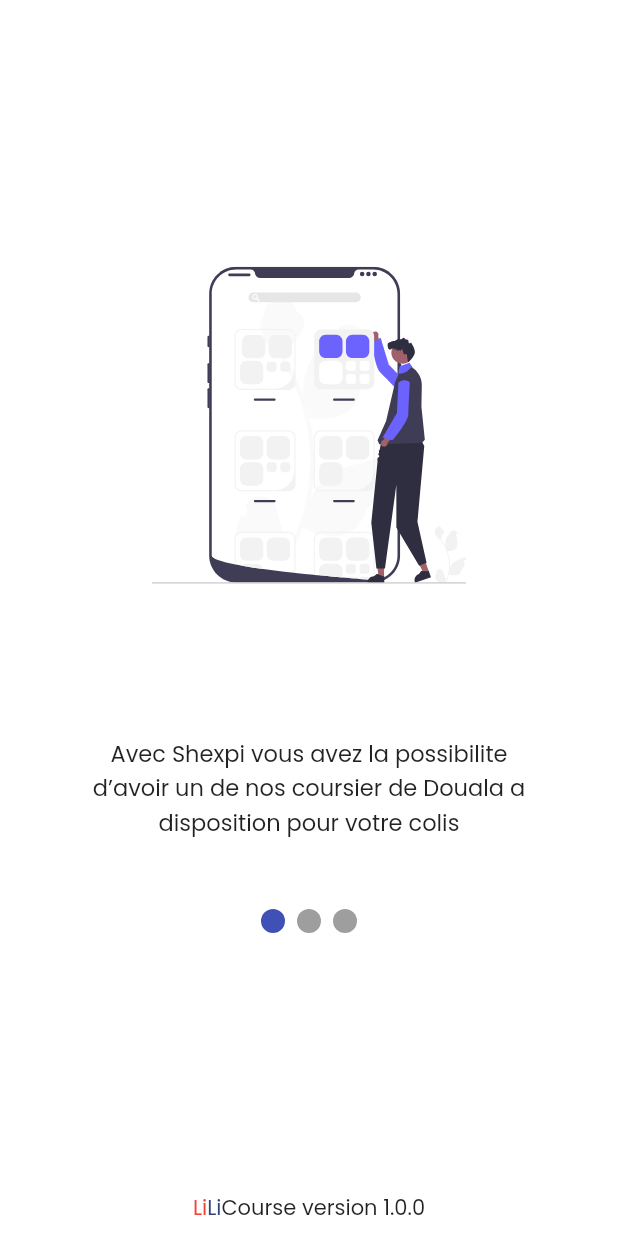
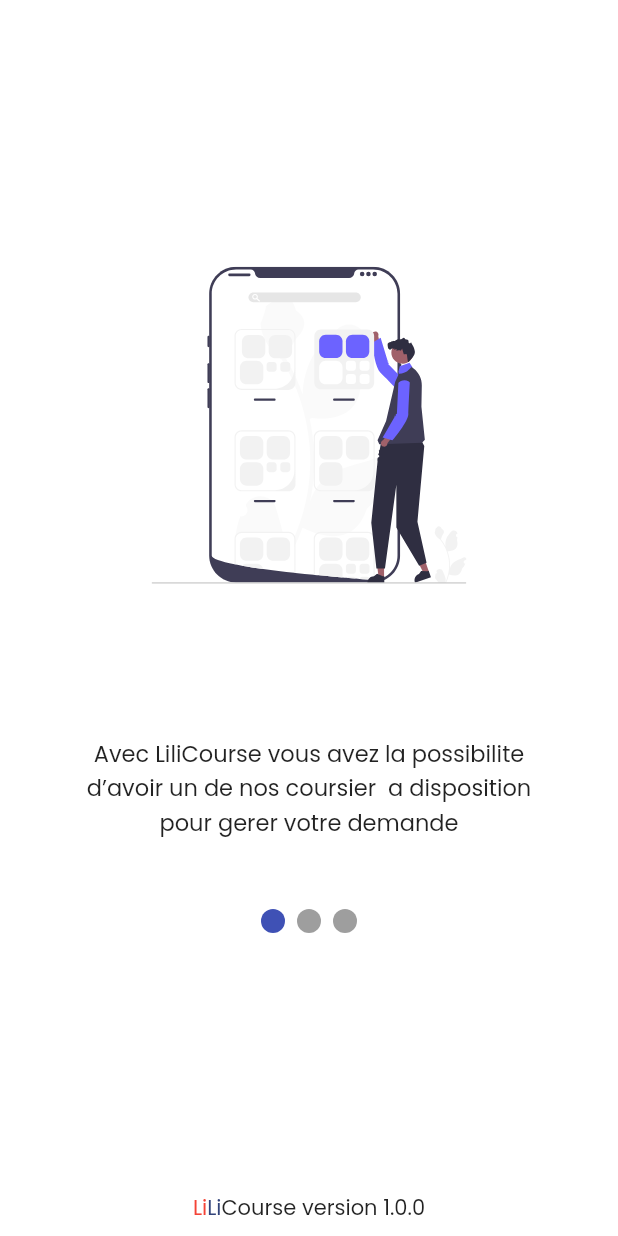
Before and after one commit to TIENTCHEUisrael/liliCourse, a Flutter app: the Navigators screen opened directly, on a phone screen of 412 x 824 dp. Run offline on Flutter 3.47's test engine with Material 2 defaults, Android fonts, the light colour scheme and no system bars; drawn by our look-alikes of smooth_page_indicator; our stand-ins replace carousel_slider, flutter_rating_bar, flutter_svg, fluttertoast, font_awesome_flutter, google_fonts and 5 more; missing offline and left inert: flutter_polyline_points; accounts and stored records are empty; project files that could hold a hidden picture were left out.

Commit message:
Change Splah Screens

```diff
--- a/lib/screens/splashScreen/Page1.dart
+++ b/lib/screens/splashScreen/Page1.dart
@@ -25,7 +25,7 @@
               alignment: const Alignment(1, 0.3),
               width: 300,
               child: Text(
-                'Avec Shexpi vous avez la possibilite d’avoir un de nos coursier de Douala a disposition pour votre colis ',
+                'Avec LiliCourse vous avez la possibilite d’avoir un de nos coursier  a disposition pour gerer votre demande ',
                 style: GoogleFonts.poppins(
                   fontSize: 15,
                 ),
--- a/lib/screens/splashScreen/Page2.dart
+++ b/lib/screens/splashScreen/Page2.dart
@@ -24,7 +24,7 @@
               alignment: const Alignment(1, 0.3),
               width: 300,
               child: Text(
-                'Attribuer votre commande, ou colis aux coursiers',
+                'Faite votre demande de livraison via LiliCourse',
                 style: GoogleFonts.poppins(
                   fontSize: 15,
                 ),
```
Also changed, not shown: lib/screens/splashScreen/SplashPage.dart (+6 -16 lines).
